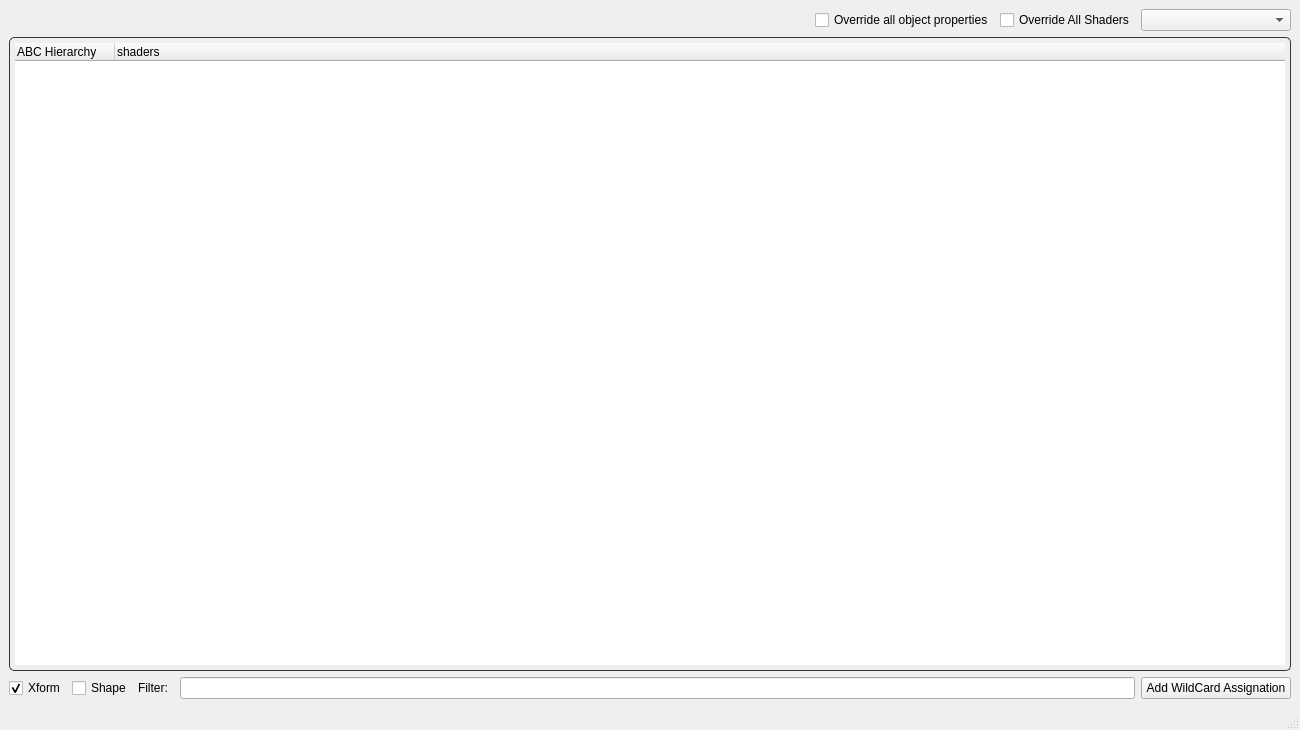
Before: the Qt Designer form maya/scripts/shaderManager/ui/UI_ABCHierarchy.ui in elliottsmith/abctoa, drawn with Qt 5.
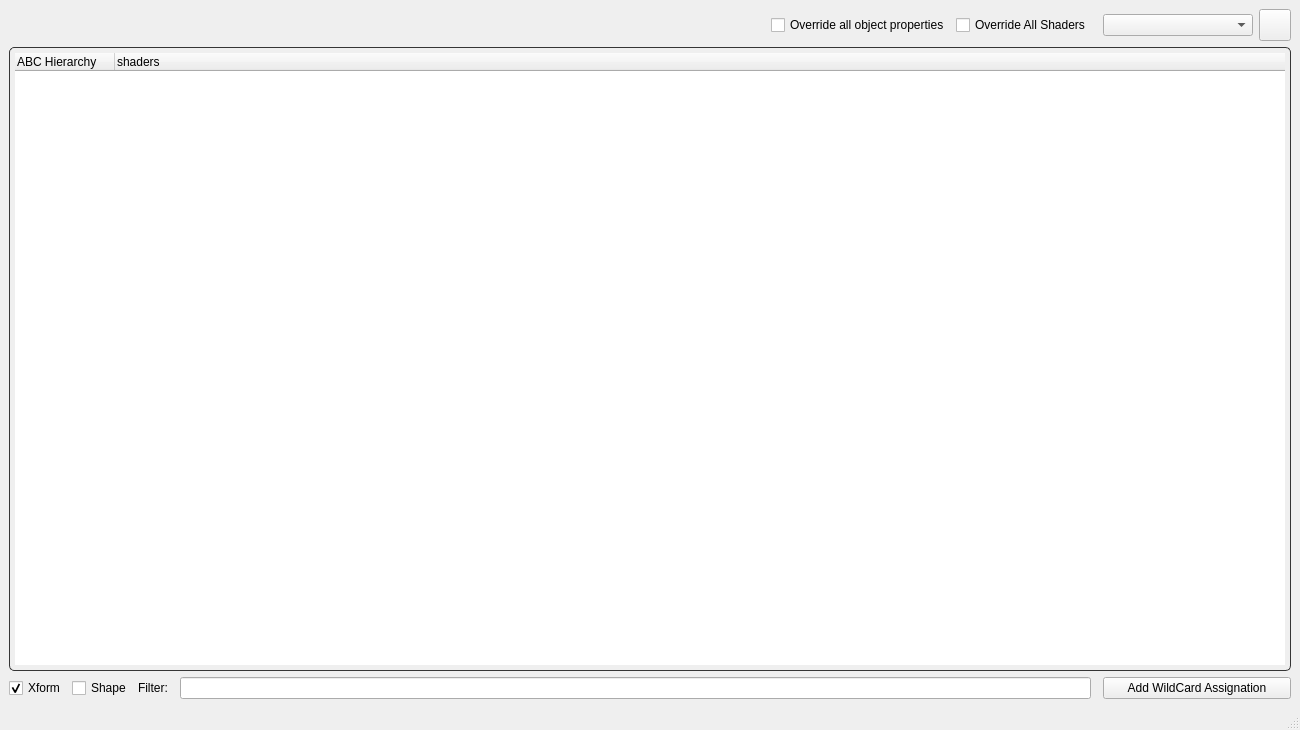
After: the same form once the commit is applied.

Commit message: Adding Layer utilities button to ui.

Patch:
```diff
--- a/maya/scripts/shaderManager/ui/UI_ABCHierarchy.ui
+++ b/maya/scripts/shaderManager/ui/UI_ABCHierarchy.ui
@@ -29,17 +29,7 @@
    <layout class="QGridLayout" name="gridLayout_2">
     <item row="1" column="0" colspan="2">
      <layout class="QGridLayout" name="gridLayout">
-      <item row="0" column="3">
-       <widget class="QComboBox" name="renderLayer">
-        <property name="minimumSize">
-         <size>
-          <width>150</width>
-          <height>0</height>
-         </size>
-        </property>
-       </widget>
-      </item>
-      <item row="1" column="0" colspan="4">
+      <item row="1" column="0" colspan="5">
        <widget class="QSplitter" name="splitter">
         <property name="orientation">
          <enum>Qt::Vertical</enum>
@@ -143,7 +133,7 @@
         </widget>
        </widget>
       </item>
-      <item row="2" column="3">
+      <item row="2" column="4">
        <widget class="QPushButton" name="wildCardButton">
         <property name="maximumSize">
          <size>
@@ -188,12 +178,45 @@
        <widget class="QLineEdit" name="geoFilter">
         <property name="minimumSize">
          <size>
-          <width>350</width>
+          <width>250</width>
           <height>0</height>
          </size>
         </property>
        </widget>
       </item>
+      <item row="0" column="4">
+       <layout class="QHBoxLayout" name="horizontalLayout_3">
+        <item>
+         <widget class="QComboBox" name="renderLayer">
+          <property name="minimumSize">
+           <size>
+            <width>150</width>
+            <height>0</height>
+           </size>
+          </property>
+         </widget>
+        </item>
+        <item>
+         <widget class="QPushButton" name="layerUtilities">
+          <property name="minimumSize">
+           <size>
+            <width>32</width>
+            <height>32</height>
+           </size>
+          </property>
+          <property name="maximumSize">
+           <size>
+            <width>32</width>
+            <height>32</height>
+           </size>
+          </property>
+          <property name="text">
+           <string/>
+          </property>
+         </widget>
+        </item>
+       </layout>
+      </item>
       <item row="0" column="2">
        <layout class="QHBoxLayout" name="horizontalLayout_2">
         <item>
```
The commit also changes 1 other file.
